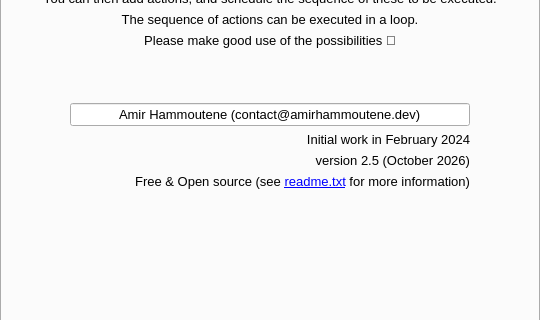
First picture: the form in mainwindow.ui, repository AmirHammouteneEI/ScheduledPasteAndKeys, before the edit; both pictures show x 0 to 540 and y 276 to 596 of the 540 by 800 pixel window.
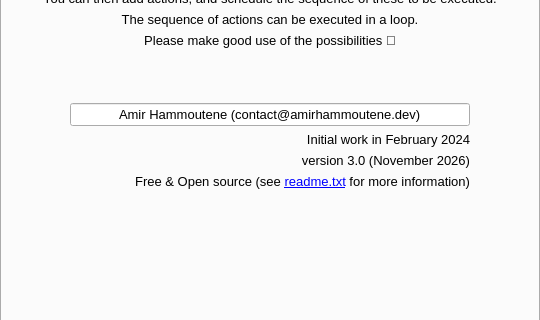
Second picture: the form after the edit. Icons and pictures are not drawn.

Commit message: Ready for major version 3.0 ; new feature : global hotkeys to schedule and stop tasks ; made all dialogs modal ; changed MainWindow instance, not shared_ptr anymore ; some ui arrangements

What changed in the file:
```diff
--- a/mainwindow.ui
+++ b/mainwindow.ui
@@ -335,7 +335,7 @@
               </font>
              </property>
              <property name="text">
-              <string>version 2.5 (October 2026)</string>
+              <string>version 3.0 (November 2026)</string>
              </property>
              <property name="alignment">
               <set>Qt::AlignmentFlag::AlignRight|Qt::AlignmentFlag::AlignTrailing|Qt::AlignmentFlag::AlignVCenter</set>
```
The commit also changes 74 other files.
